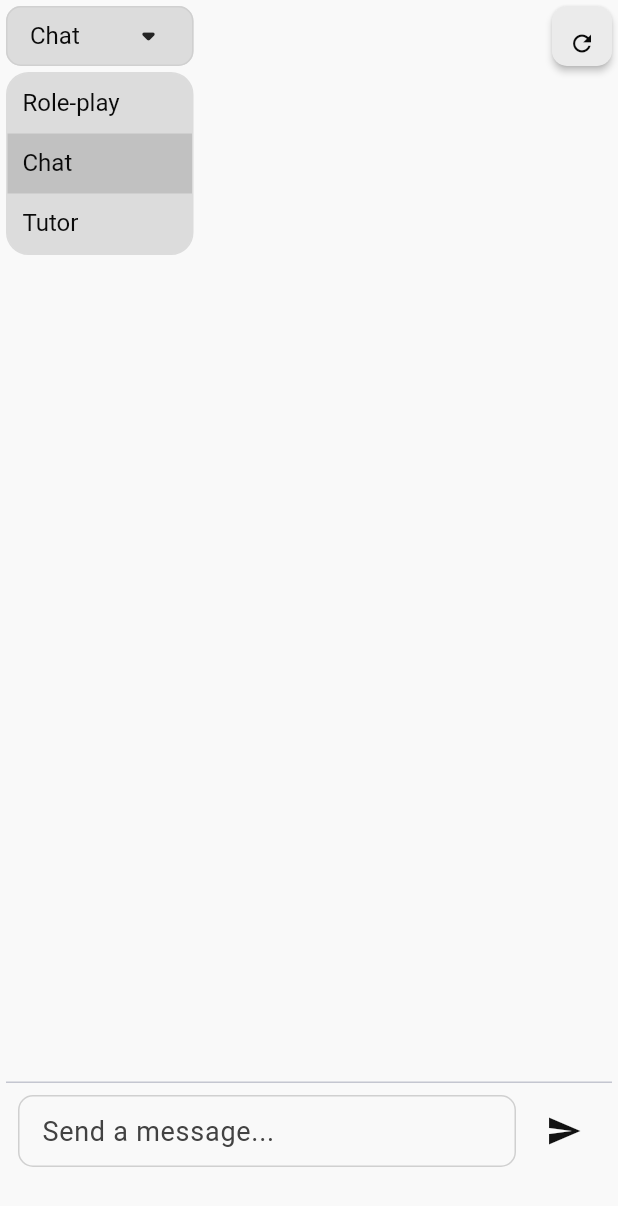
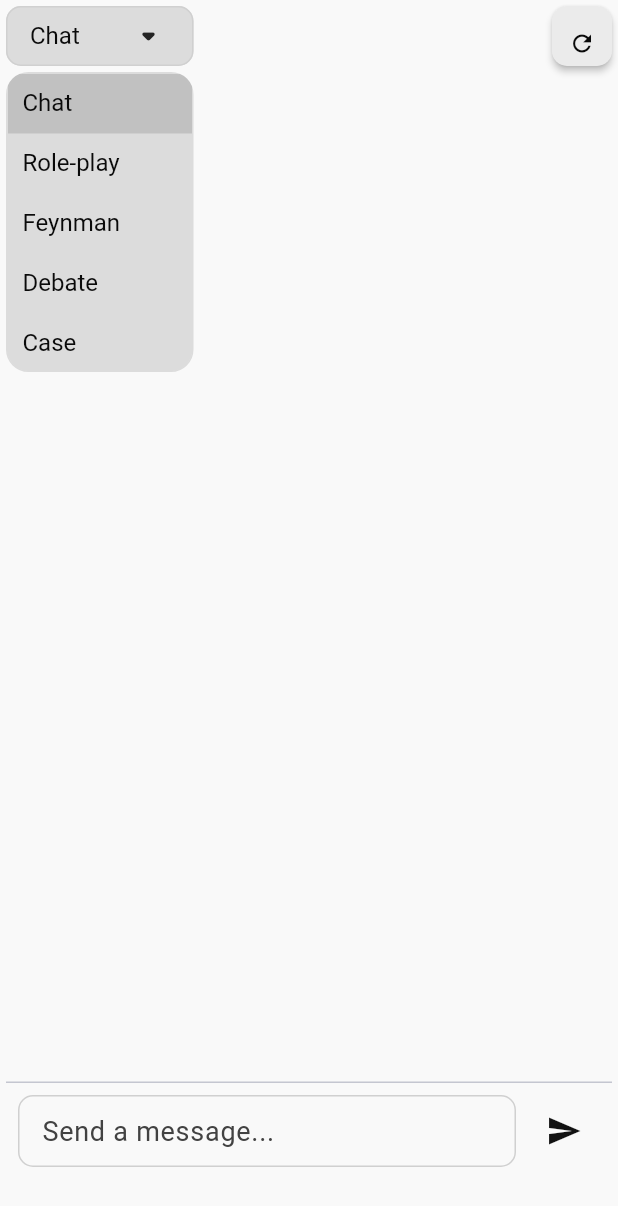
Before and after one commit to Keremovsky/notexa_flutter, a Flutter app: the ChatPane widget shown alone on an empty page, opened directly with empty values, after a tap on "Chat", on a phone screen of 412 x 824 dp. Shown: the top 1206 px of the screen. Run offline on Flutter 3.47's test engine with Material 3 defaults, Android fonts, the phone set to English and light mode, and no system bars; our stand-ins replace auto_route, dio, dropdown_button2, easy_localization, file_picker, flutter_dotenv and 7 more; missing offline and left inert: cross_connectivity, syncfusion_flutter_pdfviewer; accounts and stored records are empty.

Commit message:
new modes are added

```diff
--- a/lib/features/chat/models/chat_data_model.dart
+++ b/lib/features/chat/models/chat_data_model.dart
@@ -1,6 +1,6 @@
 import 'package:flutter_mobile/features/chat/models/chat_bubble_model.dart';
 
-enum ChatMode { chat, role, tutor }
+enum ChatMode { chat, role, feynman, debate, cases, reflect, editor }
 
 class ChatData {
   List<ChatBubble> messages;
--- a/lib/features/chat/pane/chat_pane.dart
+++ b/lib/features/chat/pane/chat_pane.dart
@@ -33,15 +33,10 @@ class _ChatPaneState extends ChatPaneState {
                 value: chatMode,
                 onChanged: onChatModeChanged,
                 onSaved: (_) {},
-                items: [
-                  // TODO
-                  DropdownMenuItem(value: "role", child: Text("Role-play")),
-                  DropdownMenuItem(value: "chat", child: Text("Chat")),
-                  DropdownMenuItem(value: "tutor", child: Text("Tutor")),
-                ],
+                items: modeList,
               ),
               SizedBox(width: 5),
-              chatMode == "role"
+              chatMode == "feynman"
                   ? CustomDropdownButtonFormField(
                       height: 40,
                       width: 110,
--- a/lib/features/chat/state/chat_pane_state.dart
+++ b/lib/features/chat/state/chat_pane_state.dart
@@ -3,11 +3,20 @@ import 'package:flutter_mobile/core/models/chat_input_model/chat_input_model.dar
 import 'package:flutter_mobile/core/utils/feedback_util.dart';
 import 'package:flutter_mobile/features/chat/controller/chat_controller.dart';
 import 'package:flutter_mobile/features/chat/pane/chat_pane.dart';
+import 'package:flutter_mobile/features/workspace/models/selected_item_model.dart';
 import 'package:provider/provider.dart';
 
 abstract class ChatPaneState extends State<ChatPane> {
   String chatMode = "chat";
   String roleLevelMode = "child";
+  List<DropdownMenuItem<String>> modeList = [
+    DropdownMenuItem(value: "chat", child: Text("Chat")),
+    DropdownMenuItem(value: "role", child: Text("Role-play")),
+    DropdownMenuItem(value: "feynman", child: Text("Feynman")),
+    DropdownMenuItem(value: "debate", child: Text("Debate")),
+    DropdownMenuItem(value: "cases", child: Text("Case")),
+    DropdownMenuItem(value: "reflect", child: Text("Reflect")),
+  ];
 
   final TextEditingController controller = TextEditingController();
   final ScrollController scrollController = ScrollController();
@@ -15,6 +24,17 @@ abstract class ChatPaneState extends State<ChatPane> {
   @override
   void initState() {
     super.initState();
+    if (widget.selectedItem.type == SelectedItemType.note) {
+      modeList.add(DropdownMenuItem(value: "editor", child: Text("Editor")));
+    } else {
+      if (chatMode == "editor") {
+        chatMode = "chat";
+      }
+      modeList.removeWhere((item) {
+        return item.value == "editor";
+      });
+    }
+
     context.read<ChatController>().loadChatData(
       widget.selectedItem.id,
       widget.selectedItem.type.name,
@@ -25,6 +45,17 @@ abstract class ChatPaneState extends State<ChatPane> {
   @override
   void didUpdateWidget(covariant ChatPane oldWidget) {
     super.didUpdateWidget(oldWidget);
+
+    if (widget.selectedItem.type == SelectedItemType.note) {
+      modeList.add(DropdownMenuItem(value: "editor", child: Text("Editor")));
+    } else {
+      if (chatMode == "editor") {
+        chatMode = "chat";
+      }
+      modeList.removeWhere((item) {
+        return item.value == "editor";
+      });
+    }
 
     context.read<ChatController>().loadChatData(
       widget.selectedItem.id,
```
